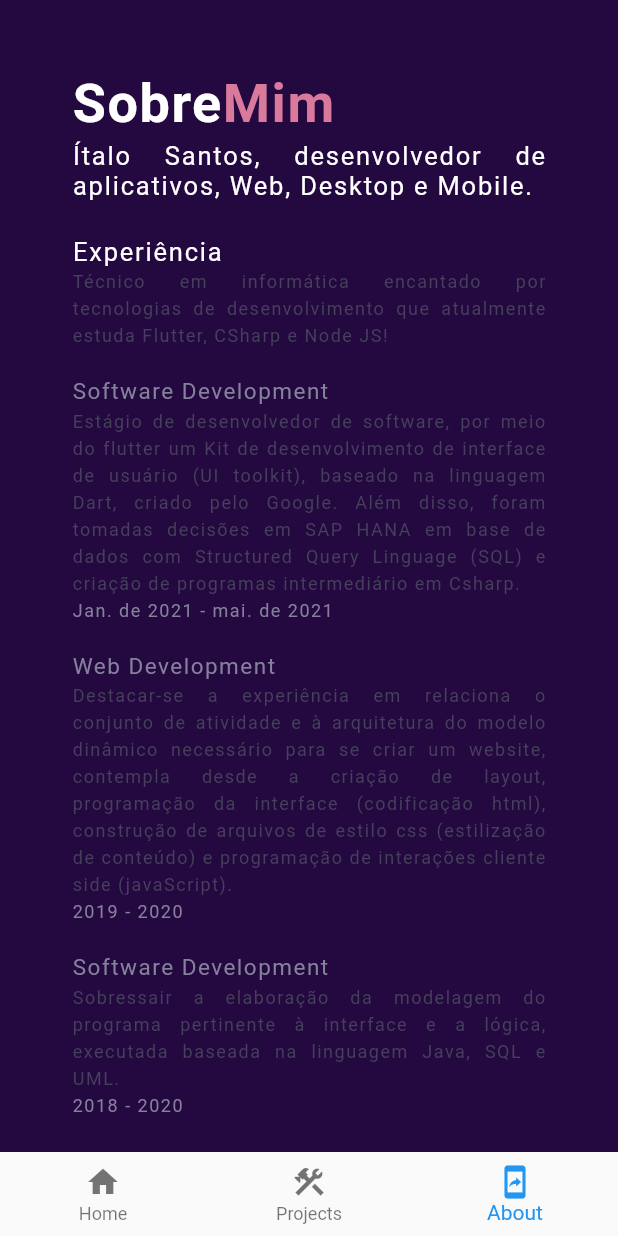
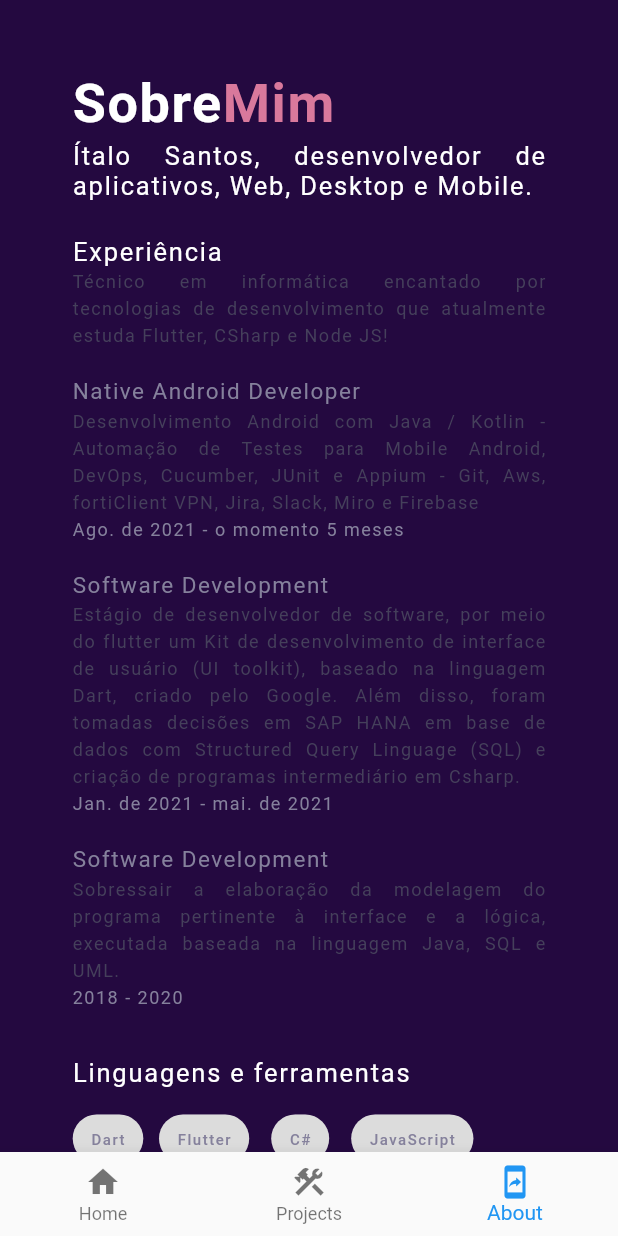
Before and after one commit to italo-santos-dev/profile-demo-flutter, a Flutter app: the screen it shows after launch, item 3 of the bottom bar chosen, on a phone screen of 412 x 824 dp. Run offline on Flutter 3.47's test engine with Material 2 defaults, Android fonts, the phone set to English and light mode, and no system bars; our stand-ins replace flutter_local_notifications, flutter_svg, share; Roboto replaces fonts that are missing (NexaBold, NexaLight, ProductSans).

Commit message:
feat: Adicionar nova descrição e datas emprego

```diff
--- a/lib/utils/education_ultis.dart
+++ b/lib/utils/education_ultis.dart
@@ -3,16 +3,16 @@ import 'package:profile_demo/models/education.dart';
 
 final educationList = [
   Education(
+    'Ago. de 2021',
+    'o momento 5 meses',
+    'Desenvolvimento Android com Java / Kotlin - Automação de Testes para Mobile Android, DevOps, Cucumber, JUnit e Appium - Git, Aws, fortiClient VPN, Jira, Slack, Miro e Firebase',
+    'Native Android Developer',
+  ),
+  Education(
     'Jan. de 2021',
     'mai. de 2021',
     'Estágio de desenvolvedor de software, por meio do flutter um Kit de desenvolvimento de interface de usuário (UI toolkit), baseado na linguagem Dart, criado pelo Google. Além disso, foram tomadas decisões em SAP HANA em base de dados com Structured Query Linguage (SQL) e criação de programas intermediário em Csharp.',
     'Software Development',
-  ),
-  Education(
-    '2019',
-    '2020',
-    'Destacar-se a experiência em relaciona o conjunto de atividade e à arquitetura do modelo dinâmico necessário para se criar um website, contempla desde a criação de layout, programação da interface (codificação html), construção de arquivos de estilo css (estilização de conteúdo) e programação de interações cliente side (javaScript).',
-    'Web Development',
   ),
   Education(
     '2018',
```
